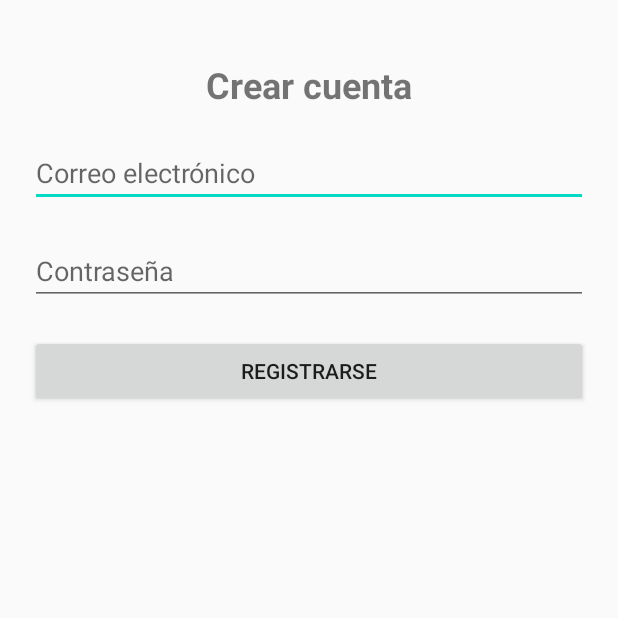
After one commit to Catpirat/CaparazonEmocional, an Android app built with Jetpack Compose: the RegisterActivity screen opened directly, with no data from a screen before it, on a phone screen of 412 x 824 dp, the top half of it. The commit adds this screen. Run offline under Robolectric (Android 15) with nearby library versions, the phone set to English and light mode, and no system bars; libraries missing offline, so code that uses them is left out: io.github.jan.supabase.

Commit message:
Registro util

```diff
--- a/app/src/main/AndroidManifest.xml
+++ b/app/src/main/AndroidManifest.xml
@@ -5,6 +5,7 @@
 <uses-permission android:name="android.permission.INTERNET" />
 
     <application
+        android:usesCleartextTraffic="true"
         android:allowBackup="true"
         android:dataExtractionRules="@xml/data_extraction_rules"
         android:fullBackupContent="@xml/backup_rules"
@@ -15,7 +16,7 @@
         android:theme="@style/Theme.CaparazonEmocional"
         tools:targetApi="31">
         <activity
-            android:name=".MainActivity"
+            android:name=".auth.LoginActivity"
             android:exported="true"
             android:label="@string/app_name"
             android:theme="@style/Theme.CaparazonEmocional">
@@ -25,6 +26,8 @@
                 <category android:name="android.intent.category.LAUNCHER" />
             </intent-filter>
         </activity>
+        <activity android:name=".auth.RegisterActivity"/>
+        <activity android:name=".MainActivity"/>
     </application>
 
 </manifest>
--- /dev/null
+++ b/app/src/main/java/com/example/caparazonemocional/auth/RegisterActivity.kt
@@ -0,0 +1,62 @@
+package com.example.caparazonemocional.auth
+
+import android.os.Bundle
+import android.widget.Button
+import android.widget.EditText
+import android.widget.Toast
+import androidx.appcompat.app.AppCompatActivity
+import com.example.caparazonemocional.R
+import io.github.jan.supabase.auth.providers.builtin.Email
+import kotlinx.coroutines.CoroutineScope
+import kotlinx.coroutines.Dispatchers
+import kotlinx.coroutines.launch
+import com.example.caparazonemocional.SupabaseInstance
+import io.github.jan.supabase.auth.auth
+
+class RegisterActivity : AppCompatActivity() {
+
+    override fun onCreate(savedInstanceState: Bundle?) {
+        super.onCreate(savedInstanceState)
+        setContentView(R.layout.activity_register)
+
+        val emailInput = findViewById<EditText>(R.id.etEmail)
+        val passwordInput = findViewById<EditText>(R.id.etPassword)
+        val registerBtn = findViewById<Button>(R.id.btnRegister)
+
+        registerBtn.setOnClickListener {
+            val emailValue = emailInput.text.toString().trim()
+            val passwordValue = passwordInput.text.toString().trim()
+
+            if (emailValue.isEmpty() || passwordValue.isEmpty()) {
+                Toast.makeText(this, "Completa todos los campos", Toast.LENGTH_SHORT).show()
+                return@setOnClickListener
+            }
+
+            // Registrar con Supabase
+            CoroutineScope(Dispatchers.Main).launch {
+                try {
+                    SupabaseInstance.client.auth.signUpWith(Email) {
+                        email = emailValue
+                        password = passwordValue
+                    }
+
+                    Toast.makeText(
+                        this@RegisterActivity,
+                        "Registro exitoso. Revisa tu correo.",
+                        Toast.LENGTH_LONG
+                    ).show()
+                    finish() // Regresa al LoginActivity
+                } catch (e: Exception) {
+                    e.printStackTrace() // 👈 Esto muestra el error completo en Logcat
+                    android.util.Log.e("RegisterActivity", "Error al registrar", e) // 👈 log con etiqueta
+
+                    Toast.makeText(
+                        this@RegisterActivity,
+                        "Error: ${e.message}",
+                        Toast.LENGTH_LONG
+                    ).show()
+                }
+            }
+        }
+    }
+}
--- /dev/null
+++ b/app/src/main/res/layout/activity_register.xml
@@ -0,0 +1,57 @@
+<?xml version="1.0" encoding="utf-8"?>
+<androidx.constraintlayout.widget.ConstraintLayout xmlns:android="http://schemas.android.com/apk/res/android"
+    xmlns:app="http://schemas.android.com/apk/res-auto"
+    xmlns:tools="http://schemas.android.com/tools"
+    android:layout_width="match_parent"
+    android:layout_height="match_parent"
+    tools:context="com.example.caparazonemocional.auth.RegisterActivity">
+
+    <!-- Título -->
+    <TextView
+        android:id="@+id/tvRegisterTitle"
+        android:layout_width="wrap_content"
+        android:layout_height="wrap_content"
+        android:text="Crear cuenta"
+        android:textSize="24sp"
+        android:textStyle="bold"
+        app:layout_constraintTop_toTopOf="parent"
+        app:layout_constraintStart_toStartOf="parent"
+        app:layout_constraintEnd_toEndOf="parent"
+        android:layout_marginTop="40dp"/>
+
+    <!-- Email -->
+    <EditText
+        android:id="@+id/etEmail"
+        android:layout_width="0dp"
+        android:layout_height="wrap_content"
+        android:hint="Correo electrónico"
+        android:inputType="textEmailAddress"
+        app:layout_constraintTop_toBottomOf="@id/tvRegisterTitle"
+        app:layout_constraintStart_toStartOf="parent"
+        app:layout_constraintEnd_toEndOf="parent"
+        android:layout_margin="20dp"/>
+
+    <!-- Contraseña -->
+    <EditText
+        android:id="@+id/etPassword"
+        android:layout_width="0dp"
+        android:layout_height="wrap_content"
+        android:hint="Contraseña"
+        android:inputType="textPassword"
+        app:layout_constraintTop_toBottomOf="@id/etEmail"
+        app:layout_constraintStart_toStartOf="parent"
+        app:layout_constraintEnd_toEndOf="parent"
+        android:layout_margin="20dp"/>
+
+    <!-- Botón de Registro -->
+    <Button
+        android:id="@+id/btnRegister"
+        android:layout_width="0dp"
+        android:layout_height="wrap_content"
+        android:text="Registrarse"
+        app:layout_constraintTop_toBottomOf="@id/etPassword"
+        app:layout_constraintStart_toStartOf="parent"
+        app:layout_constraintEnd_toEndOf="parent"
+        android:layout_margin="20dp"/>
+
+</androidx.constraintlayout.widget.ConstraintLayout>
--- a/app/src/main/res/values/themes.xml
+++ b/app/src/main/res/values/themes.xml
@@ -1,5 +1,11 @@
 <?xml version="1.0" encoding="utf-8"?>
-<resources>
 
-    <style name="Theme.CaparazonEmocional" parent="android:Theme.Material.Light.NoActionBar" />
+<resources xmlns:tools="http://schemas.android.com/tools">
+<!-- Tema principal -->
+<style name="Theme.CaparazonEmocional" parent="Theme.AppCompat.Light.NoActionBar">
+    <!-- Personaliza colores aquí -->
+    <item name="colorPrimary">@color/purple_500</item>
+    <item name="colorPrimaryDark">@color/purple_700</item>
+    <item name="colorAccent">@color/teal_200</item>
+</style>
 </resources>
--- a/gradle/libs.versions.toml
+++ b/gradle/libs.versions.toml
@@ -11,8 +11,8 @@ activityCompose = "1.10.1"
 composeBom = "2025.08.00"
 
 material = "1.12.0"
-kotlinSerialization = "1.9.23"
-supabaseBom = "3.2.2"
+kotlinSerialization = "1.7.0"
+supabaseBom = "3.1.0"
 
 ktor = "3.2.3"
 coroutines = "1.10.2"
```
Also changed, not shown: app/build.gradle.kts (+17 -4 lines), app/src/main/java/com/example/caparazonemocional/MainActivity.kt (+0 -13 lines), app/src/main/java/com/example/caparazonemocional/SupabaseInstance.kt (added, +15 -0 lines), app/src/main/java/com/example/caparazonemocional/auth/LoginActivity.kt (added, +77 -0 lines), app/src/main/res/layout/activity_login.xml (added, +68 -0 lines), 5 other files.
